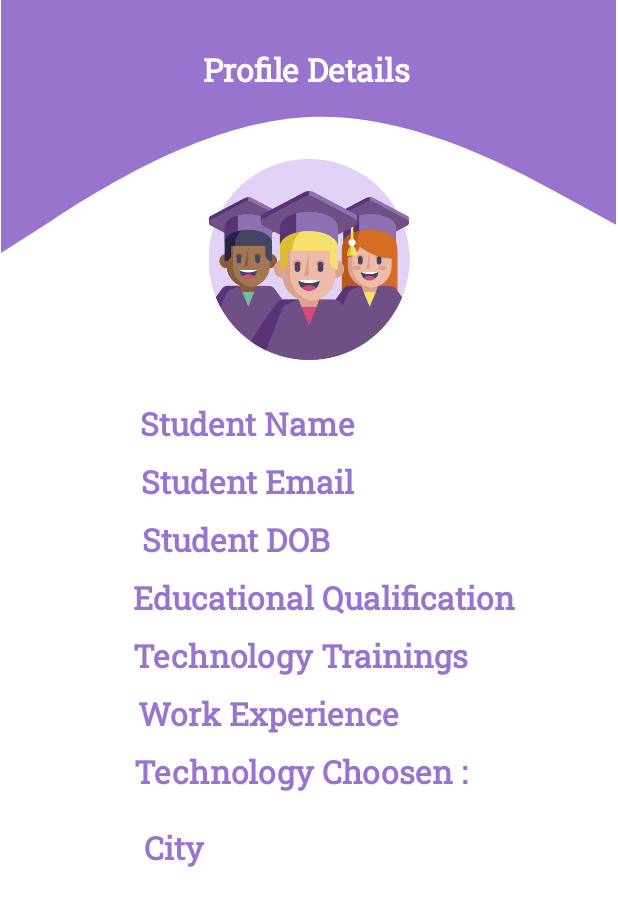
After one commit to harsh12121212/ExamSchedulerApp, an Android app: the layout fragment_student_profile.xml on its own in the app's theme, with its tools: preview values and no code run, on a phone screen of 412 x 824 dp. The commit adds this screen. Shown: the top 906 px of the screen. Run offline under Robolectric (Android 15) with nearby library versions, the phone set to English and light mode, and no system bars; Roboto replaces fonts that are not available here.

Commit message:
Student's profile details are fetched and displayed

```diff
--- a/app/src/main/java/com/app/examschedulerapp/AdminDashboardFragment.kt
+++ b/app/src/main/java/com/app/examschedulerapp/AdminDashboardFragment.kt
@@ -80,8 +80,6 @@ class AdminDashboardFragment : Fragment() {
 
     override fun onOptionsItemSelected(item: MenuItem): Boolean {
         when (item.itemId) {
-            R.id.profile -> {
-            }
             R.id.logout -> {
                 val dialogClickListener =
                     DialogInterface.OnClickListener { dialog, which ->
--- a/app/src/main/java/com/app/examschedulerapp/StudentExamSeatBookingFragment.kt
+++ b/app/src/main/java/com/app/examschedulerapp/StudentExamSeatBookingFragment.kt
@@ -28,7 +28,7 @@ class StudentExamSeatBookingFragment : Fragment() {
     private lateinit var user: FirebaseAuth
 
     var slotlist = arrayOf("Select Slot", "Slot 1", "Slot 2")
-    var citylist = arrayOf("Select City", "Banglore", "Hyderabad", "Chennai","Pune")
+    var citylist = arrayOf("Select City", "Banglore", "Hyderabad", "Chennai")
 
     private lateinit var dbRef: DatabaseReference
     private var stud_city = ""
@@ -152,7 +152,7 @@ class StudentExamSeatBookingFragment : Fragment() {
                 showSnackBar("Select city ")
             }
         }
-        //code for spinners start here
+
     }
 
     private fun setCentreData(listname: MutableList<String>) {
@@ -167,6 +167,7 @@ class StudentExamSeatBookingFragment : Fragment() {
             }
         }
     }
+    //code for spinners start here
 
     private fun saveData() {
         dbRef = FirebaseDatabase.getInstance().getReference(DBConstants.APPLICATION)
@@ -239,8 +240,6 @@ class StudentExamSeatBookingFragment : Fragment() {
         }
     }
 
-
-
 //action bar menu code starts here
     override fun onCreateOptionsMenu(menu: Menu, inflater: MenuInflater) {
         inflater.inflate(R.menu.main_menu, menu)
@@ -248,8 +247,6 @@ class StudentExamSeatBookingFragment : Fragment() {
 
     override fun onOptionsItemSelected(item: MenuItem): Boolean {
         when (item.itemId) {
-            R.id.profile -> {
-            }
             R.id.logout -> {
                 val dialogClickListener = DialogInterface.OnClickListener { dialog, which ->
                     when (which) {
--- a/app/src/main/java/com/app/examschedulerapp/StudentMainActivity.kt
+++ b/app/src/main/java/com/app/examschedulerapp/StudentMainActivity.kt
@@ -24,6 +24,7 @@ class StudentMainActivity : AppCompatActivity() {
             when (id) {
                 R.id.stud_seatbook -> replaceFragment(StudentExamSeatBookingFragment())
                 R.id.stud_status -> replaceFragment(StudentStatusFragment())
+                R.id.stud_profile -> replaceFragment(StudentProfileFragment())
                 else -> false
             }
             true
--- /dev/null
+++ b/app/src/main/java/com/app/examschedulerapp/StudentProfileFragment.kt
@@ -0,0 +1,52 @@
+package com.app.examschedulerapp
+
+import android.graphics.BitmapFactory
+import android.os.Bundle
+import androidx.fragment.app.Fragment
+import android.view.LayoutInflater
+import android.view.View
+import android.view.ViewGroup
+import com.app.examschedulerapp.data.student
+import com.app.examschedulerapp.databinding.FragmentStudentProfileBinding
+import com.app.examschedulerapp.databinding.FragmentStudentRegisterBinding
+import com.google.firebase.auth.FirebaseAuth
+import com.google.firebase.database.*
+import com.google.firebase.database.R
+
+class StudentProfileFragment : Fragment() {
+
+    private lateinit var binding: FragmentStudentProfileBinding
+    lateinit var database: DatabaseReference
+    lateinit var auth: FirebaseAuth
+
+    override fun onCreateView(
+        inflater: LayoutInflater, container: ViewGroup?,
+        savedInstanceState: Bundle?
+    ): View? {
+        binding = FragmentStudentProfileBinding.inflate(inflater, container, false)
+
+        auth = FirebaseAuth.getInstance()
+
+        database = FirebaseDatabase.getInstance().reference
+        fun currentUserReference(): DatabaseReference = database.child("Users").child(auth.currentUser!!.uid)
+        currentUserReference().addValueEventListener(object: ValueEventListener{
+
+            override fun onDataChange(dataSnapshot: DataSnapshot){
+                val student=dataSnapshot.getValue(student::class.java)
+
+                binding.tvStudentprofileStudentname.text ="Name : "+ student!!.name
+                binding.tvStudentprofileStudentemail.text ="Email : "+ student!!.email
+                binding.tvStudentprofileStudentdob.text ="Birthdate : "+ student!!.dob
+                binding.tvStudentprofileStudenteducation.text ="Education : "+ student!!.education
+                binding.tvStudentprofileStudenttechnologytraining.text ="Technical Trainings : "+ student!!.technology
+                binding.tvStudentprofileStudentworkexp.text ="Work Experince : "+ student!!.exp +"years"
+                binding.tvStudentprofileStudenttechchoice.text ="Technology Choosen : "+ student!!.techchoice
+                binding.tvStudentprofileStudentcity.text ="Preferred City of Exam : "+ student!!.loc
+
+            }
+            override fun onCancelled(error: DatabaseError){
+            }
+        })
+    return binding.root
+    }
+}
--- a/app/src/main/java/com/app/examschedulerapp/StudentStatusFragment.kt
+++ b/app/src/main/java/com/app/examschedulerapp/StudentStatusFragment.kt
@@ -72,8 +72,6 @@ class StudentStatusFragment : Fragment() {
 
     override fun onOptionsItemSelected(item: MenuItem): Boolean {
         when (item.itemId) {
-            R.id.profile -> {
-            }
             R.id.logout -> {
                 val dialogClickListener = DialogInterface.OnClickListener { dialog, which ->
                     when (which) {
--- /dev/null
+++ b/app/src/main/res/drawable/ic_profiledetails.xml
@@ -0,0 +1,5 @@
+<vector android:height="24dp" android:tint="#8F6DC1"
+    android:viewportHeight="24" android:viewportWidth="24"
+    android:width="24dp" xmlns:android="http://schemas.android.com/apk/res/android">
+    <path android:fillColor="@android:color/white" android:pathData="M12,1L3,5v6c0,5.55 3.84,10.74 9,12 5.16,-1.26 9,-6.45 9,-12L21,5l-9,-4zM10,17l-4,-4 1.41,-1.41L10,14.17l6.59,-6.59L18,9l-8,8z"/>
+</vector>
--- /dev/null
+++ b/app/src/main/res/layout/fragment_student_profile.xml
@@ -0,0 +1,176 @@
+<?xml version="1.0" encoding="utf-8"?>
+<androidx.constraintlayout.widget.ConstraintLayout xmlns:android="http://schemas.android.com/apk/res/android"
+    xmlns:tools="http://schemas.android.com/tools"
+    android:layout_width="match_parent"
+    android:layout_height="match_parent"
+    xmlns:app="http://schemas.android.com/apk/res-auto"
+    android:background="@color/white"
+    tools:context=".StudentProfileFragment">
+
+
+    <include
+        android:id="@+id/ly_studentprofile"
+        layout="@layout/basiclayout"
+        app:layout_constraintBottom_toBottomOf="parent"
+        app:layout_constraintEnd_toEndOf="parent"
+        app:layout_constraintHorizontal_bias="0.0"
+        app:layout_constraintStart_toStartOf="parent"
+        app:layout_constraintTop_toTopOf="parent"
+        app:layout_constraintVertical_bias="0.0" />
+
+    <ImageView
+        android:id="@+id/profileImgStudent"
+        android:layout_width="164dp"
+        android:layout_height="134dp"
+        android:layout_marginTop="45dp"
+        app:layout_constraintEnd_toEndOf="parent"
+        app:layout_constraintStart_toStartOf="parent"
+        app:layout_constraintTop_toBottomOf="@+id/tv_studentprofile_heading"
+        app:srcCompat="@drawable/ic_student" />
+
+    <TextView
+        android:id="@+id/tv_studentprofile_heading"
+        android:layout_width="wrap_content"
+        android:layout_height="wrap_content"
+        android:layout_marginTop="32dp"
+        android:fontFamily="@font/roboto_slab"
+        android:text="Profile Details"
+        android:textColor="@color/white"
+        android:textSize="21sp"
+        android:textStyle="bold"
+        app:layout_constraintEnd_toEndOf="parent"
+        app:layout_constraintHorizontal_bias="0.496"
+        app:layout_constraintStart_toStartOf="parent"
+        app:layout_constraintTop_toTopOf="@+id/ly_studentprofile" />
+
+    <TextView
+        android:id="@+id/tv_studentprofile_Studentname"
+        android:layout_width="wrap_content"
+        android:layout_height="wrap_content"
+        android:layout_marginStart="20dp"
+        android:layout_marginTop="28dp"
+        android:fontFamily="@font/roboto_slab"
+        android:text="Student Name"
+        android:textColor="@color/purple_200"
+        android:textSize="21sp"
+        android:textStyle="bold"
+        app:layout_constraintEnd_toEndOf="parent"
+        app:layout_constraintHorizontal_bias="0.297"
+        app:layout_constraintStart_toStartOf="parent"
+        app:layout_constraintTop_toBottomOf="@+id/profileImgStudent" />
+
+    <TextView
+        android:id="@+id/tv_studentprofile_Studentemail"
+        android:layout_width="wrap_content"
+        android:layout_height="wrap_content"
+        android:layout_marginStart="20dp"
+        android:layout_marginTop="10dp"
+        android:fontFamily="@font/roboto_slab"
+        android:text="Student Email"
+        android:textColor="@color/purple_200"
+        android:textSize="21sp"
+        android:textStyle="bold"
+        app:layout_constraintEnd_toEndOf="parent"
+        app:layout_constraintHorizontal_bias="0.296"
+        app:layout_constraintStart_toStartOf="parent"
+        app:layout_constraintTop_toBottomOf="@+id/tv_studentprofile_Studentname" />
+
+    <TextView
+        android:id="@+id/tv_studentprofile_Studentdob"
+        android:layout_width="wrap_content"
+        android:layout_height="wrap_content"
+        android:layout_marginStart="20dp"
+        android:layout_marginTop="10dp"
+        android:fontFamily="@font/roboto_slab"
+        android:text="Student DOB"
+        android:textColor="@color/purple_200"
+        android:textSize="21sp"
+        android:textStyle="bold"
+        app:layout_constraintEnd_toEndOf="parent"
+        app:layout_constraintHorizontal_bias="0.28"
+        app:layout_constraintStart_toStartOf="parent"
+        app:layout_constraintTop_toBottomOf="@+id/tv_studentprofile_Studentemail" />
+
+    <TextView
+        android:id="@+id/tv_studentprofile_Studenteducation"
+        android:layout_width="wrap_content"
+        android:layout_height="wrap_content"
+        android:layout_marginStart="20dp"
+        android:layout_marginTop="10dp"
+        android:fontFamily="@font/roboto_slab"
+        android:text="Educational Qualification"
+        android:textColor="@color/purple_200"
+        android:textSize="21sp"
+        android:textStyle="bold"
+        app:layout_constraintEnd_toEndOf="parent"
+        app:layout_constraintStart_toStartOf="parent"
+        app:layout_constraintTop_toBottomOf="@+id/tv_studentprofile_Studentdob" />
+
+    <TextView
+        android:id="@+id/tv_studentprofile_Studenttechnologytraining"
+        android:layout_width="wrap_content"
+        android:layout_height="wrap_content"
+        android:layout_marginStart="20dp"
+        android:layout_marginTop="10dp"
+        android:fontFamily="@font/roboto_slab"
+        android:text="Technology Trainings"
+        android:textColor="@color/purple_200"
+        android:textSize="21sp"
+        android:textStyle="bold"
+        app:layout_constraintEnd_toEndOf="parent"
+        app:layout_constraintHorizontal_bias="0.41"
+        app:layout_constraintStart_toStartOf="parent"
+        app:layout_constraintTop_toBottomOf="@+id/tv_studentprofile_Studenteducation" />
+
+    <TextView
+        android:id="@+id/tv_studentprofile_Studentworkexp"
+        android:layout_width="wrap_content"
+        android:layout_height="wrap_content"
+        android:layout_marginStart="20dp"
+        android:layout_marginTop="10dp"
+        android:fontFamily="@font/roboto_slab"
+        android:text="Work Experience"
+        android:textColor="@color/purple_200"
+        android:textSize="21sp"
+        android:textStyle="bold"
+        app:layout_constraintEnd_toEndOf="parent"
+        app:layout_constraintHorizontal_bias="0.331"
+        app:layout_constraintStart_toStartOf="parent"
+        app:layout_constraintTop_toBottomOf="@+id/tv_studentprofile_Studenttechnologytraining" />
+
+    <TextView
+        android:id="@+id/tv_studentprofile_Studenttechchoice"
+        android:layout_width="wrap_content"
+        android:layout_height="wrap_content"
+        android:layout_marginStart="20dp"
+        android:layout_marginTop="10dp"
+        android:fontFamily="@font/roboto_slab"
+        android:text="Technology Choosen : "
+        android:textColor="@color/purple_200"
+        android:textSize="21sp"
+        android:textStyle="bold"
+        app:layout_constraintEnd_toEndOf="parent"
+        app:layout_constraintHorizontal_bias="0.421"
+        app:layout_constraintStart_toStartOf="parent"
+        app:layout_constraintTop_toBottomOf="@+id/tv_studentprofile_Studentworkexp" />
+
+    <TextView
+        android:id="@+id/tv_studentprofile_Studentcity"
+        android:layout_width="wrap_content"
+        android:layout_height="wrap_content"
+        android:layout_marginStart="20dp"
+        android:layout_marginTop="10dp"
+        android:fontFamily="@font/roboto_slab"
+        android:text="City"
+        android:textColor="@color/purple_200"
+        android:textSize="21sp"
+        android:textStyle="bold"
+        app:layout_constraintBottom_toBottomOf="parent"
+        app:layout_constraintEnd_toEndOf="parent"
+        app:layout_constraintHorizontal_bias="0.215"
+        app:layout_constraintStart_toStartOf="parent"
+        app:layout_constraintTop_toBottomOf="@+id/tv_studentprofile_Studenttechchoice"
+        app:layout_constraintVertical_bias="0.048" />
+
+
+</androidx.constraintlayout.widget.ConstraintLayout>
--- a/app/src/main/res/menu/btmnav_student.xml
+++ b/app/src/main/res/menu/btmnav_student.xml
@@ -9,4 +9,8 @@
         android:id="@+id/stud_status"
         android:icon="@drawable/ic_profile"/>
 
+    <item android:title="Profile"
+        android:id="@+id/stud_profile"
+        android:icon="@drawable/ic_profiledetails"/>
+
 </menu>
--- a/app/src/main/res/menu/main_menu.xml
+++ b/app/src/main/res/menu/main_menu.xml
@@ -1,11 +1,6 @@
 <?xml version="1.0" encoding="utf-8"?>
 <menu xmlns:android="http://schemas.android.com/apk/res/android"
     xmlns:app="http://schemas.android.com/apk/res-auto">
-            <item
-                android:id="@+id/profile"
-                android:icon="@drawable/ic_profile"
-                android:title="Profile"
-                app:showAsAction="never" />
             <item
                 android:id="@+id/logout"
                 android:icon="@drawable/ic_logout"
--- a/app/src/main/res/navigation/nav.xml
+++ b/app/src/main/res/navigation/nav.xml
@@ -65,6 +65,9 @@
         <action
             android:id="@+id/action_firstFragment_to_loginFragment"
             app:destination="@id/loginFragment" />
+        <action
+            android:id="@+id/action_StudentExamSeatBooking_to_studentProfileFragment"
+            app:destination="@id/studentProfileFragment" />
     </fragment>
     <fragment
         android:id="@+id/adminDasboardFragment"
@@ -75,4 +78,9 @@
             android:id="@+id/action_adminFragment_to_loginFragment"
             app:destination="@id/loginFragment" />
     </fragment>
+    <fragment
+        android:id="@+id/studentProfileFragment"
+        android:name="com.app.examschedulerapp.StudentProfileFragment"
+        android:label="fragment_student_profile"
+        tools:layout="@layout/fragment_student_profile" />
 </navigation>
```
